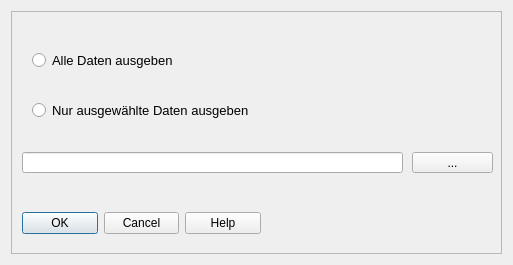
SonkeHoffmann/QKan-1, file qkan/tools/res/application_bericht.ui: the form before one commit.
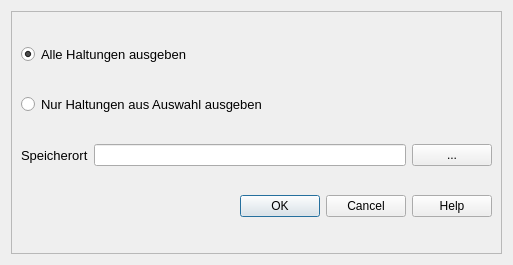
The form after the commit.

Commit message: updated: tool_bericht

Diff of the .ui file:
```diff
--- a/qkan/tools/res/application_bericht.ui
+++ b/qkan/tools/res/application_bericht.ui
@@ -28,51 +28,62 @@
         <height>241</height>
        </rect>
       </property>
-      <widget class="QRadioButton" name="radioButton_2">
-       <property name="geometry">
-        <rect>
-         <x>20</x>
-         <y>90</y>
-         <width>431</width>
-         <height>16</height>
-        </rect>
-       </property>
-       <property name="font">
-        <font>
-         <pointsize>10</pointsize>
-        </font>
-       </property>
-       <property name="text">
-        <string>Nur ausgewählte Daten ausgeben</string>
-       </property>
-      </widget>
+      <layout class="QVBoxLayout" name="verticalLayout_2">
+       <item>
       <widget class="QRadioButton" name="radioButton">
-       <property name="geometry">
-        <rect>
-         <x>20</x>
-         <y>40</y>
-         <width>261</width>
-         <height>16</height>
-        </rect>
-       </property>
+         <property name="font">
+          <font>
+           <pointsize>10</pointsize>
+          </font>
+         </property>
+         <property name="text">
+          <string>Alle Haltungen ausgeben</string>
+         </property>
+         <property name="checked">
+          <bool>true</bool>
+         </property>
+        </widget>
+       </item>
+       <item>
+        <widget class="QRadioButton" name="radioButton_2">
        <property name="font">
         <font>
          <pointsize>10</pointsize>
         </font>
        </property>
        <property name="text">
-        <string>Alle Daten ausgeben</string>
-       </property>
-      </widget>
+          <string>Nur Haltungen aus Auswahl ausgeben</string>
+         </property>
+        </widget>
+       </item>
+       <item>
+        <layout class="QHBoxLayout" name="horizontalLayout">
+         <item>
+          <widget class="QLabel" name="label">
+           <property name="font">
+            <font>
+             <pointsize>10</pointsize>
+            </font>
+           </property>
+           <property name="text">
+            <string>Speicherort</string>
+           </property>
+          </widget>
+         </item>
+         <item>
+          <widget class="QLineEdit" name="lineEdit"/>
+         </item>
+         <item>
+          <widget class="QPushButton" name="pushButton">
+           <property name="text">
+            <string>...</string>
+           </property>
+          </widget>
+         </item>
+        </layout>
+       </item>
+       <item>
       <widget class="QDialogButtonBox" name="buttonBox">
-       <property name="geometry">
-        <rect>
-         <x>10</x>
-         <y>200</y>
-         <width>239</width>
-         <height>23</height>
-        </rect>
-       </property>
        <property name="orientation">
         <enum>Qt::Horizontal</enum>
        </property>
@@ -80,29 +91,8 @@
         <set>QDialogButtonBox::Cancel|QDialogButtonBox::Help|QDialogButtonBox::Ok</set>
        </property>
       </widget>
-      <widget class="QLineEdit" name="lineEdit">
-       <property name="geometry">
-        <rect>
-         <x>10</x>
-         <y>140</y>
-         <width>381</width>
-         <height>21</height>
-        </rect>
-       </property>
-      </widget>
-      <widget class="QPushButton" name="pushButton">
-       <property name="geometry">
-        <rect>
-         <x>400</x>
-         <y>140</y>
-         <width>81</width>
-         <height>21</height>
-        </rect>
-       </property>
-       <property name="text">
-        <string>...</string>
-       </property>
-      </widget>
+       </item>
+      </layout>
      </widget>
     </widget>
    </item>
```
Left out of the diff: 3 changed lines with no effect on the pictures. Lines whose indentation alone changed are shown as unchanged. The commit also changes 3 other files.
